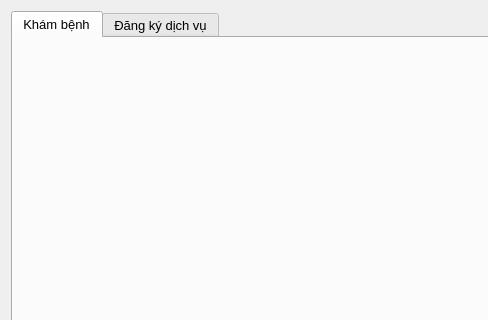
Kiritokun0909/bvgd_project, file src/app/ui/MainWindow.ui: the form before one commit; both pictures show x 0 to 488 and y 0 to 320 of the 1366 by 768 pixel window.
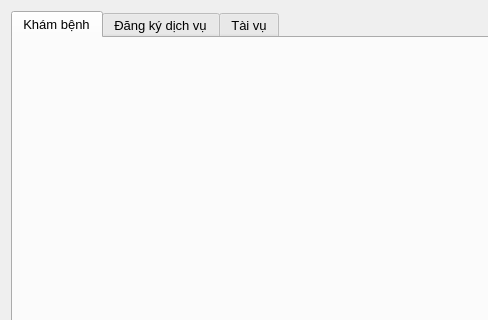
The form after the commit. The open tabs and pages were chosen to show the change.

The edit to the form file:
```diff
--- a/src/app/ui/MainWindow.ui
+++ b/src/app/ui/MainWindow.ui
@@ -43,6 +43,11 @@
        <string>Đăng ký dịch vụ</string>
       </attribute>
      </widget>
+     <widget class="QWidget" name="tab_tai_vu">
+      <attribute name="title">
+       <string>Tài vụ</string>
+      </attribute>
+     </widget>
     </widget>
    </item>
   </layout>
```
Left out of the diff: 2 changed lines with no effect on the pictures.
